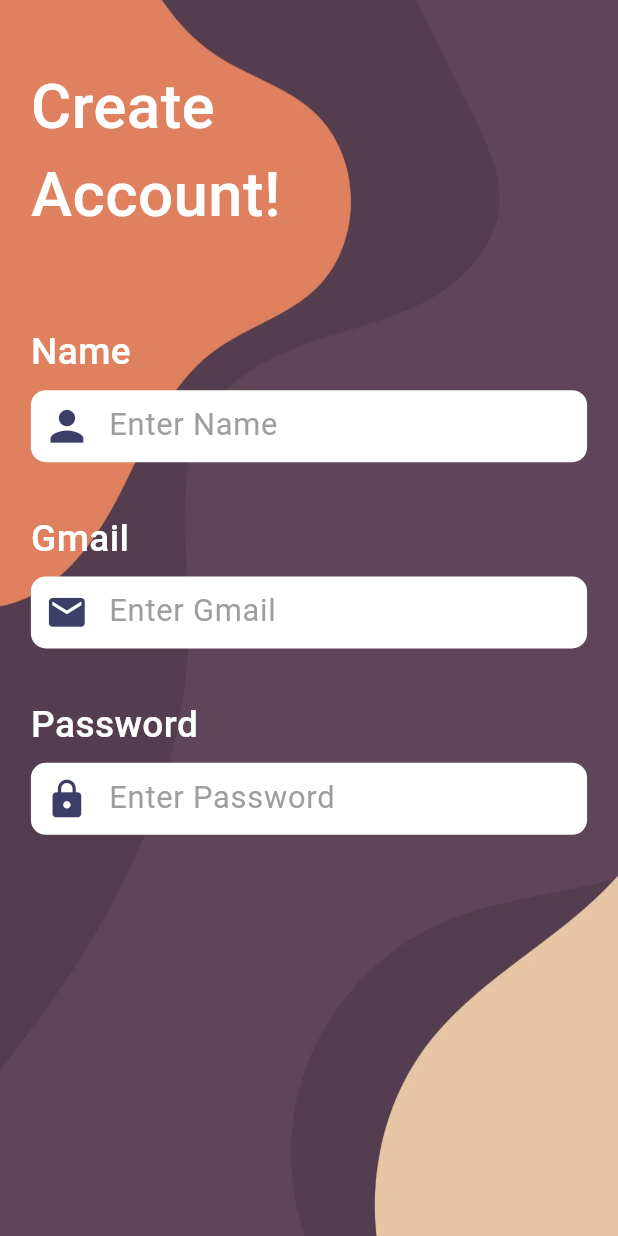
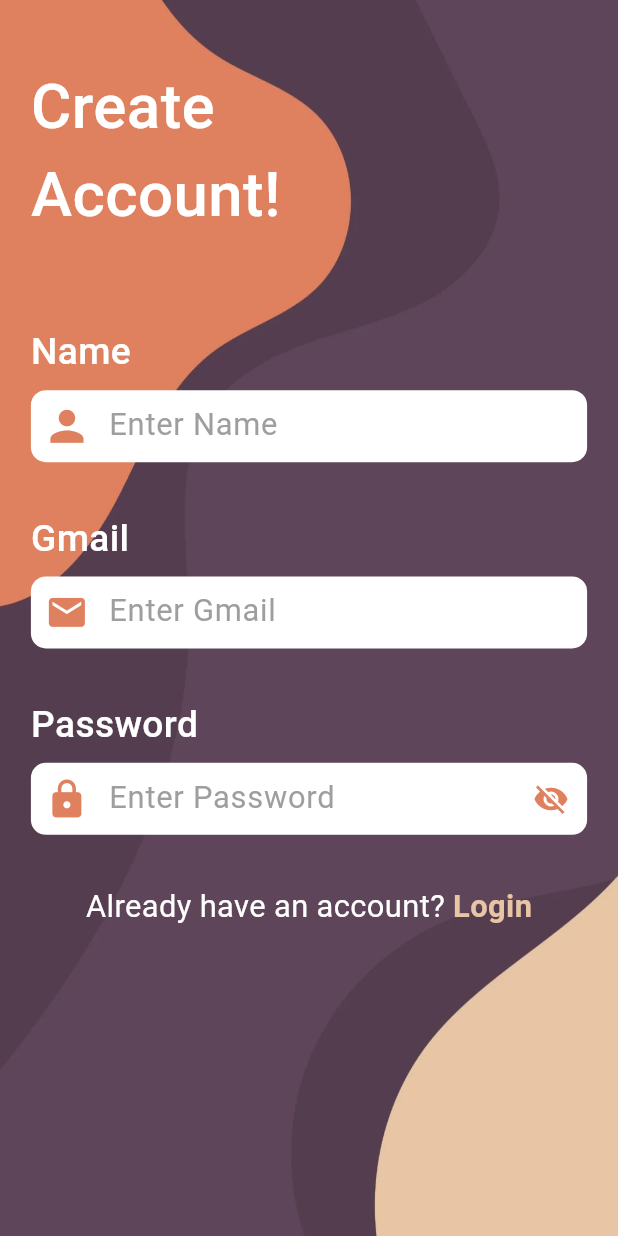
Before and after one commit to abdullahjohar23/expense-tracking-app, a Flutter app: the SignUpPage screen opened directly, on a phone screen of 412 x 824 dp. Run offline on Flutter 3.47's test engine with Material 3 defaults, Android fonts, the phone set to English and light mode, and no system bars.

Commit message:
have an account message added

```diff
--- a/lib/pages/signup.dart
+++ b/lib/pages/signup.dart
@@ -8,6 +8,8 @@ class SignUpPage extends StatefulWidget {
 }
 
 class _SignUpPageState extends State<SignUpPage> {
+    bool _obscurePassword = true;
+
     @override
     Widget build(BuildContext context) {
         final deviceWidth = MediaQuery.of(context).size.width;
@@ -59,7 +61,7 @@ class _SignUpPageState extends State<SignUpPage> {
                                             prefixIcon: Icon(
                                                 Icons.person,
                                                 size: deviceWidth * 0.08,
-                                                color: Color(0xff3d3e67),
+                                                color: Color(0xffdf815f),
                                             ),
                                         ),
                                     ),
@@ -87,7 +89,7 @@ class _SignUpPageState extends State<SignUpPage> {
                                             prefixIcon: Icon(
                                                 Icons.mail,
                                                 size: deviceWidth * 0.07,
-                                                color: Color(0xff3d3e67),
+                                                color: Color(0xffdf815f),
                                             ),
                                         ),
                                     ),
@@ -100,8 +102,13 @@ class _SignUpPageState extends State<SignUpPage> {
                                 SizedBox(height: deviceHeight * 0.01),
 
                                 Container(
-                                    decoration: BoxDecoration(color: Colors.white, borderRadius: BorderRadius.circular(10)),
+                                    decoration: BoxDecoration(
+                                        color: Colors.white,
+                                        borderRadius: BorderRadius.circular(10),
+                                    ),
+
                                     child: TextField(
+                                        obscureText: _obscurePassword, // hides the text
                                         decoration: InputDecoration(
                                             border: InputBorder.none,
 
@@ -115,10 +122,47 @@ class _SignUpPageState extends State<SignUpPage> {
                                             prefixIcon: Icon(
                                                 Icons.lock,
                                                 size: deviceWidth * 0.07,
-                                                color: Color(0xff3d3e67),
+                                                color: Color(0xffdf815f),
+                                            ),
+
+                                            suffixIcon: IconButton(
+                                                icon: Icon(
+                                                    _obscurePassword ? Icons.visibility_off : Icons.visibility,
+                                                    color: Color(0xffdf815f),
+                                                ),
+
+                                                onPressed: () {
+                                                    setState(() {
+                                                        _obscurePassword = !_obscurePassword;
+                                                    });
+                                                },
                                             ),
                                         ),
                                     ),
+                                ),
+
+                                SizedBox(height: deviceHeight * 0.04),
+
+                                Row(
+                                    mainAxisAlignment: MainAxisAlignment.center,
+                                    children: [
+                                        Text(
+                                            'Already have an account? ',
+                                            style: TextStyle(
+                                                color: Colors.white,
+                                                fontSize: deviceWidth * 0.05,
+                                            ),
+                                        ),
+
+                                        Text(
+                                            'Login',
+                                            style: TextStyle(
+                                                color: Color(0xffe8c5a5),
+                                                fontSize: deviceWidth * 0.05,
+                                                fontWeight: FontWeight.bold,
+                                            ),
+                                        ),
+                                    ],
                                 ),
                             ],
                         ),
```
